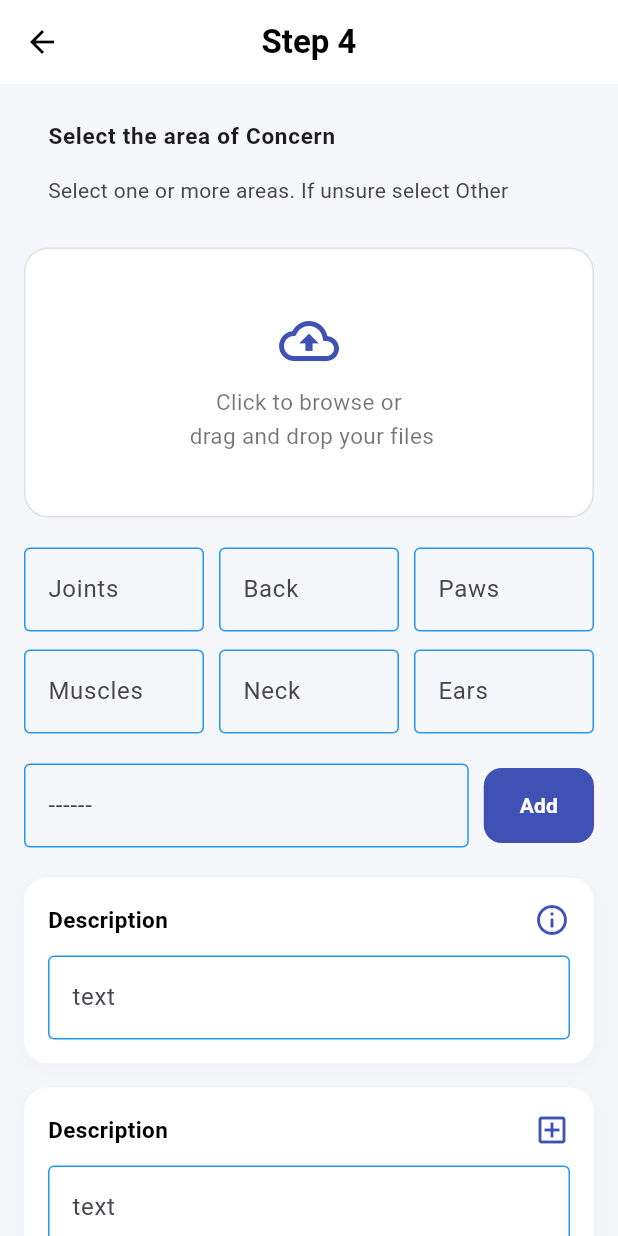
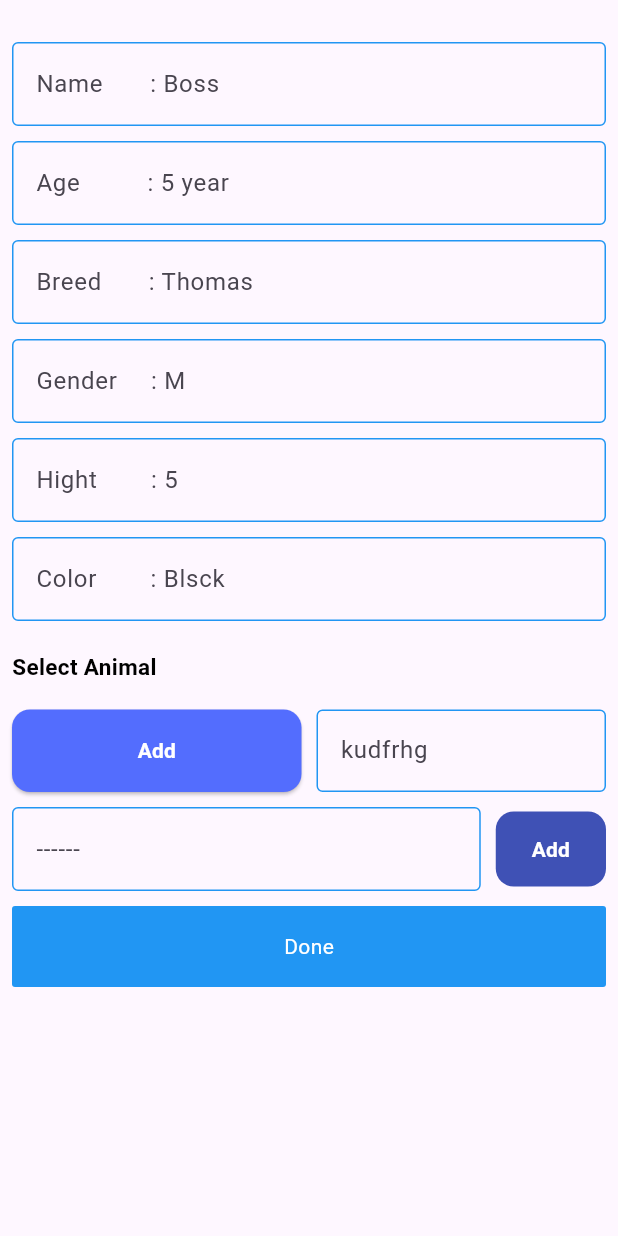
Before and after one commit to sagorsanto49/Thera-track-UIi, a Flutter app: the Step4 screen opened directly, after a tap on "Add", on a phone screen of 412 x 824 dp. Run offline on Flutter 3.47's test engine with Material 3 defaults, Android fonts, the phone set to English and light mode, and no system bars; our stand-ins replace pinput.

Commit message:
Step4home

```diff
--- a/lib/feature/signin/presentation/page/step4.dart
+++ b/lib/feature/signin/presentation/page/step4.dart
@@ -2,6 +2,7 @@ import 'package:doctor/core/widget/headertext.dart';
 import 'package:doctor/core/widget/primarybutten.dart';
 import 'package:doctor/core/widget/text.dart';
 import 'package:doctor/core/widget/xfield.dart';
+import 'package:doctor/feature/signin/presentation/page/step4home.dart';
 import 'package:doctor/feature/signin/presentation/page/texthome.dart';
 import 'package:flutter/material.dart';
 
@@ -121,7 +122,9 @@ class Step4 extends StatelessWidget {
                         borderRadius: BorderRadius.circular(12),
                       ),
                     ),
-                    onPressed: () {},
+                    onPressed: () {
+                      Navigator.push(context, MaterialPageRoute(builder: (context)=> Step4home()));
+                    },
                     child: const Text(
                       'Add',
                       style: TextStyle(
--- /dev/null
+++ b/lib/feature/signin/presentation/page/step4home.dart
@@ -0,0 +1,114 @@
+import 'package:doctor/core/widget/primarybutten.dart';
+import 'package:doctor/core/widget/text.dart';
+import 'package:doctor/core/widget/xfield.dart';
+import 'package:doctor/feature/signin/presentation/page/step4.dart';
+import 'package:flutter/material.dart';
+
+class Step4home extends StatelessWidget {
+  const Step4home({super.key});
+
+  @override
+  Widget build(BuildContext context) {
+    return SafeArea(
+      child: Scaffold(
+        body: Padding(
+          padding: const EdgeInsets.all(8.0),
+          child: Column(
+            crossAxisAlignment: CrossAxisAlignment.start,
+            children: [
+              SizedBox(height: 20),
+              Xfield(text: 'Name       : Boss'),
+              SizedBox(height: 10),
+              Xfield(text: 'Age          : 5 year'),
+              SizedBox(height: 10),
+              Xfield(text: 'Breed       : Thomas'),
+              SizedBox(height: 10),
+              Xfield(text: 'Gender     : M'),
+              SizedBox(height: 10),
+              Xfield(text: 'Hight        : 5'),
+              SizedBox(height: 10),
+              Xfield(text: 'Color        : Blsck'),
+              SizedBox(height: 20,),
+              Texts(text: 'Select Animal'),
+              SizedBox(height: 18,),
+              Row(
+                children: [
+                  Expanded(
+                    child: SizedBox(
+                      height: 55,
+                      child: ElevatedButton(
+                        style: ElevatedButton.styleFrom(
+                          backgroundColor: Colors.indigoAccent,
+                          shape: RoundedRectangleBorder(
+                            borderRadius: BorderRadius.circular(12),
+                          ),
+                        ),
+                        onPressed: () {},
+                        child: Text(
+                          'Add',
+                          style: TextStyle(
+                            color: Colors.white,
+                            fontWeight: FontWeight.w600,
+                          ),
+                        ),
+                      ),
+                    ),
+                  ),
+
+                  SizedBox(width: 10),
+
+                  Expanded(
+                    child: SizedBox(
+                      height: 55,
+                      child: Xfield(
+                        text: 'kudfrhg',
+                      ),
+                    ),
+                  ),
+                ],
+              ),
+              SizedBox(height: 10,),Row(
+                children: [
+                  Expanded(
+                    child: Xfield(text: '------'),
+                  ),
+                  const SizedBox(width: 10),
+
+                  SizedBox(
+                    height: 50,
+                    child: ElevatedButton(
+                      style: ElevatedButton.styleFrom(
+                        backgroundColor: Colors.indigo,
+                        elevation: 0,
+                        padding: const EdgeInsets.symmetric(
+                          horizontal: 24,
+                        ),
+                        shape: RoundedRectangleBorder(
+                          borderRadius: BorderRadius.circular(12),
+                        ),
+                      ),
+                      onPressed: () {
+                        Navigator.push(context, MaterialPageRoute(builder: (context)=> Step4home()));
+                      },
+                      child: const Text(
+                        'Add',
+                        style: TextStyle(
+                          color: Colors.white,
+                          fontWeight: FontWeight.w600,
+                        ),
+                      ),
+                    ),
+                  ),
+                ],
+              ),
+              SizedBox(height: 10,),
+              Primarybutten(title: 'Done', onpress: (){
+                Navigator.push(context, MaterialPageRoute(builder: (context)=> Step4()));
+              })
+            ],
+          ),
+        ),
+      ),
+    );
+  }
+}
```
